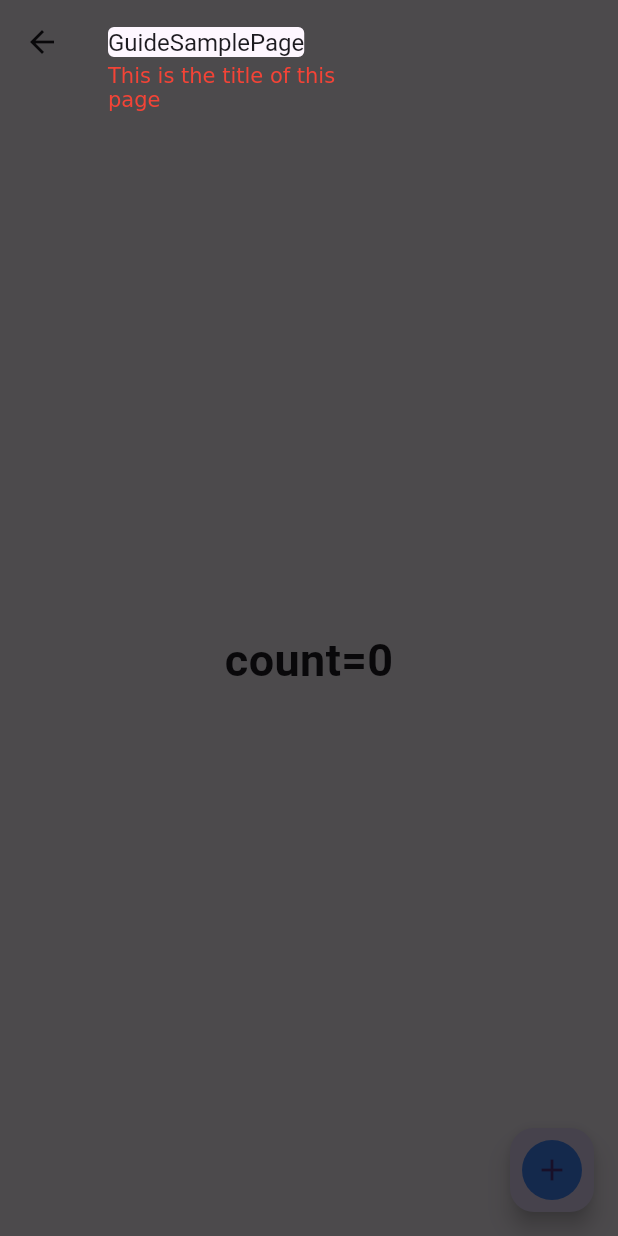
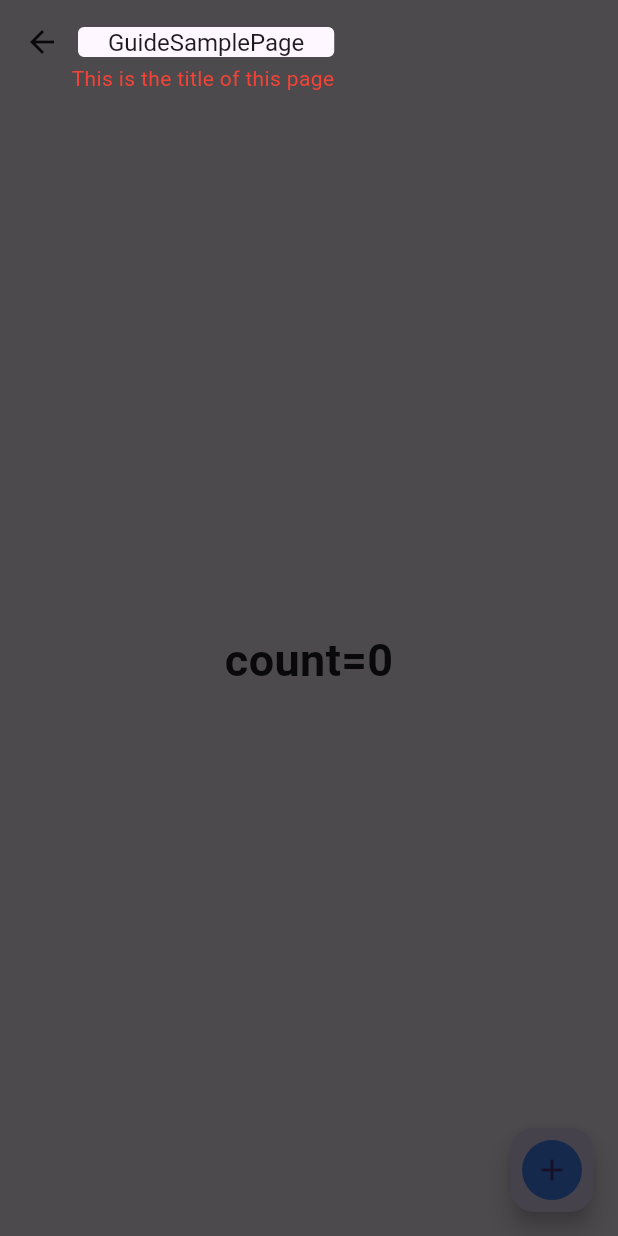
Before and after one commit to kpaxian7/feature_guider, a Flutter app: the SampleDetailPage screen opened directly, after a tap on the "add" icon, on a phone screen of 412 x 824 dp. Run offline on Flutter 3.47's test engine with Material 3 defaults, Android fonts, the phone set to English and light mode, and no system bars.

Commit message:
fix: replace description in painter  with masking_stack

```diff
--- a/example/lib/sample_detail_page.dart
+++ b/example/lib/sample_detail_page.dart
@@ -27,25 +27,29 @@ class _SampleDetailPageState extends State<SampleDetailPage> {
           opacity: 0.7, duration: const Duration(milliseconds: 200));
       guideManager!.prepare([
         GuideItem(
-          description: "Click here to go back",
+          descriptionText: "Click here to go back",
+          descriptionStyle: TextStyle(color: Colors.white),
           toGuideKey: keyAppBarBack,
-          padding: EdgeInsets.zero,
+          position: DescriptionPosition.alignBottomLeft,
         ),
         GuideItem(
-            description: "This is the title of this page",
-            toGuideKey: keyAppBarTitle,
-            padding: EdgeInsets.zero,
-            descriptionStyle: TextStyle(color: Colors.red)),
-        GuideItem(
-          description: "The area of the 'count' displayed",
-          toGuideKey: keyCountDisplay,
-          padding: EdgeInsets.zero,
+          descriptionText: "This is the title of this page",
+          toGuideKey: keyAppBarTitle,
+          padding: EdgeInsets.only(left: 20, right: 20),
+          descriptionStyle: TextStyle(color: Colors.red),
+          position: DescriptionPosition.alignBottomRight,
         ),
         GuideItem(
-          description: "Click here to increase the 'count'",
+            descriptionText: "The area of the 'count' displayed",
+            toGuideKey: keyCountDisplay,
+            padding: EdgeInsets.zero,
+            position: DescriptionPosition.alignTopLeft),
+        GuideItem(
+          descriptionText: "Click here to increase the 'count'",
           toGuideKey: keyCountIncrease,
           padding: const EdgeInsets.all(5),
           borderRadius: const BorderRadius.all(Radius.circular(50)),
+          position: DescriptionPosition.alignTopRight,
         ),
       ]);
       guideManager!.show();
--- a/lib/guide_item.dart
+++ b/lib/guide_item.dart
@@ -1,8 +1,11 @@
 import 'package:flutter/material.dart';
 
 class GuideItem {
-  /// Description for single feature item
-  String description;
+  /// Description text for single feature item
+  String? descriptionText;
+
+  /// Description widget for single feature item
+  Widget? descriptionWidget;
 
   /// The key of the widget to be highlighted for guidance, used to calculate position (or you can use a fixed Rect to define the position)
   GlobalKey? toGuideKey;
@@ -29,25 +32,27 @@ class GuideItem {
   BorderRadius borderRadius;
 
   /// The interval between description and guidance area.
-  double textInterval;
+  double descriptionInterval;
 
   GuideItem({
-    required this.description,
+    this.descriptionText,
+    this.descriptionWidget,
     this.toGuideKey,
     this.toGuideRect,
     this.position = DescriptionPosition.auto,
     this.descriptionStyle = const TextStyle(),
     this.padding = EdgeInsets.zero,
     this.borderRadius = const BorderRadius.all(Radius.circular(4)),
-    this.textInterval = 4,
-  });
+    this.descriptionInterval = 4,
+  }) : assert(descriptionText != null || descriptionWidget != null,
+            "Either 'descriptionText' or 'descriptionWidget' must be provided. Neither can be null.");
 }
 
 enum DescriptionPosition {
   screenCenter,
-  areaTopCenter,
-  areaTopFit,
-  areaBottomCenter,
-  areaBottomFit,
+  alignTopLeft,
+  alignTopRight,
+  alignBottomLeft,
+  alignBottomRight,
   auto,
 }
--- a/lib/guide_manager.dart
+++ b/lib/guide_manager.dart
@@ -1,5 +1,6 @@
 import 'package:feature_guider/guide_item.dart';
 import 'package:feature_guider/render/masking_painter.dart';
+import 'package:feature_guider/render/masking_stack.dart';
 import 'package:feature_guider/render/model/masking_option.dart';
 import 'package:flutter/material.dart';
 
@@ -27,7 +28,7 @@ class GuideManager {
     _overlayDescArray.clear();
     for (GuideItem item in guiderWidgetList) {
       assert(item.toGuideKey != null || item.toGuideRect != null,
-          "Either 'toGuideKey' or 'toGuideRect' must be provided; both cannot be null.");
+          "Either 'toGuideKey' or 'toGuideRect' must be provided. Neither can be null.");
       if (item.toGuideKey is GlobalKey) {
         _assembleLTRBFromKey(item);
       }
@@ -62,13 +63,13 @@ class GuideManager {
       r = l + widgetWidth;
     }
     _overlayDescArray.add(MaskingOption(
-      item.description,
+      item.descriptionText ?? "",
       Rect.fromLTRB(l, t, r, b),
       item.position,
       item.descriptionStyle,
       item.padding,
       item.borderRadius,
-      item.textInterval,
+      item.descriptionInterval,
     ));
   }
 
@@ -83,13 +84,13 @@ class GuideManager {
     r = item.toGuideRect!.right;
     b = item.toGuideRect!.bottom;
     _overlayDescArray.add(MaskingOption(
-      item.description,
+      item.descriptionText ?? "",
       Rect.fromLTRB(l, t, r, b),
       item.position,
       item.descriptionStyle,
       item.padding,
       item.borderRadius,
-      item.textInterval,
+      item.descriptionInterval,
     ));
   }
 
@@ -177,20 +178,39 @@ class _GuiderOverlayContainerState extends State<GuiderOverlayContainer>
 
   @override
   Widget build(BuildContext context) {
+    print("show ==  ${start?.overlayDesc}");
+    print("next ==  ${next?.overlayDesc}");
+
     return start == null && next == null
         ? Container()
         : GestureDetector(
             onTap: () {
               _guideContinue();
             },
-            child: CustomPaint(
-              size: Size(
-                MediaQuery.of(context).size.width,
-                MediaQuery.of(context).size.height,
-              ),
-              painter: MaskingPainter(start!, animController!,
-                  next: next, opacity: widget.opacity),
+            child: MaskingStack(
+              show: start!,
+              controller: animController!,
+              next: next,
+              opacity: widget.opacity,
             ),
           );
   }
+// @override
+// Widget build(BuildContext context) {
+//   return start == null && next == null
+//       ? Container()
+//       : GestureDetector(
+//           onTap: () {
+//             _guideContinue();
+//           },
+//           child: CustomPaint(
+//             size: Size(
+//               MediaQuery.of(context).size.width,
+//               MediaQuery.of(context).size.height,
+//             ),
+//             painter: MaskingPainter(start!, animController!,
+//                 next: next, opacity: widget.opacity),
+//           ),
+//         );
+// }
 }
--- a/lib/render/masking_painter.dart
+++ b/lib/render/masking_painter.dart
@@ -2,7 +2,7 @@ import 'dart:ui' as ui;
 
 import 'package:feature_guider/guide_item.dart';
 import 'package:feature_guider/render/model/masking_option.dart';
-import 'package:feature_guider/render/utils.dart';
+import 'package:feature_guider/utils.dart';
 import 'package:flutter/material.dart';
 
 class MaskingPainter extends CustomPainter {
@@ -25,7 +25,7 @@ class MaskingPainter extends CustomPainter {
   @override
   void paint(Canvas canvas, Size size) {
     _drawMasking(canvas, size);
-    _drawDescription(canvas, size);
+    // _drawDescription(canvas, size);
   }
 
   _drawMasking(Canvas canvas, Size size) {
@@ -36,22 +36,26 @@ class MaskingPainter extends CustomPainter {
 
     left = show.drawRect.left - show.rectPadding.left;
     if (next != null) {
-      left = left + (next!.drawRect.left - left) * controller.value;
+      double nextLeft = next!.drawRect.left - next!.rectPadding.left;
+      left = left + (nextLeft - left) * controller.value;
     }
 
     top = show.drawRect.top - show.rectPadding.top;
     if (next != null) {
-      top = top + (next!.drawRect.top - top) * controller.value;
+      double nextTop = next!.drawRect.top - next!.rectPadding.top;
+      top = top + (nextTop - top) * controller.value;
     }
 
     right = show.drawRect.right + show.rectPadding.right;
     if (next != null) {
-      right = right + (next!.drawRect.right - right) * controller.value;
+      double nextRight = next!.drawRect.right + next!.rectPadding.right;
+      right = right + (nextRight - right) * controller.value;
     }
 
     bottom = show.drawRect.bottom + show.rectPadding.bottom;
     if (next != null) {
-      bottom = bottom + (next!.drawRect.bottom - bottom) * controller.value;
+      double nextBottom = next!.drawRect.bottom + next!.rectPadding.bottom;
+      bottom = bottom + (nextBottom - bottom) * controller.value;
     }
 
     final outerPath = Path()
@@ -113,17 +117,17 @@ class MaskingPainter extends CustomPainter {
     double offsetX = 0;
     double offsetY = 0;
 
-    bool endOverflow = left + descWidth > size.width;
+    // bool endOverflow = left + descWidth > size.width;
 
     double interval = show.descInterval;
 
     switch (show.position) {
       case DescriptionPosition.auto:
+        offsetX = left;
         if (widgetCenterY > size.height / 2) {
-          offsetX = endOverflow ? right - descWidth : left;
           offsetY = top - descHeight - interval;
+          // offsetX = endOverflow ? right - descWidth : left;
         } else {
-          offsetX = endOverflow ? right - descWidth : left;
           offsetY = bottom + interval;
         }
         break;
@@ -131,20 +135,20 @@ class MaskingPainter extends CustomPainter {
         offsetX = (size.width - descWidth) / 2;
         offsetY = (size.height - descHeight) / 2;
         break;
-      case DescriptionPosition.areaTopCenter:
-        offsetX = widgetCenterX - descWidth / 2;
+      case DescriptionPosition.alignTopLeft:
+        offsetX = left;
         offsetY = top - descHeight - interval;
         break;
-      case DescriptionPosition.areaTopFit:
-        offsetX = endOverflow ? right - descWidth : left;
+      case DescriptionPosition.alignTopRight:
+        offsetX = right - descWidth;
         offsetY = top - descHeight - interval;
         break;
-      case DescriptionPosition.areaBottomCenter:
-        offsetX = widgetCenterX - descWidth / 2;
+      case DescriptionPosition.alignBottomLeft:
+        offsetX = left;
         offsetY = bottom + interval;
         break;
-      case DescriptionPosition.areaBottomFit:
-        offsetX = endOverflow ? right - descWidth : left;
+      case DescriptionPosition.alignBottomRight:
+        offsetX = right - descWidth;
         offsetY = bottom + interval;
         break;
     }
--- /dev/null
+++ b/lib/render/masking_stack.dart
@@ -0,0 +1,154 @@
+import 'package:feature_guider/guide_item.dart';
+import 'package:feature_guider/render/masking_painter.dart';
+import 'package:feature_guider/render/model/masking_option.dart';
+import 'package:flutter/material.dart';
+
+class MaskingStack extends StatefulWidget {
+  final MaskingOption show;
+
+  final MaskingOption? next;
+
+  final AnimationController controller;
+
+  final double? opacity;
+
+  const MaskingStack({
+    required this.show,
+    required this.controller,
+    this.next,
+    this.opacity,
+    super.key,
+  });
+
+  @override
+  State<MaskingStack> createState() => _MaskingStackState();
+}
+
+class _MaskingStackState extends State<MaskingStack> {
+  MaskingOption get show {
+    return widget.show;
+  }
+
+  MaskingOption? get next {
+    return widget.next;
+  }
+
+  AnimationController get controller {
+    return widget.controller;
+  }
+
+  double get opacity {
+    return widget.opacity ?? 0.4;
+  }
+
+  @override
+  void didChangeDependencies() {
+    super.didChangeDependencies();
+  }
+
+  @override
+  Widget build(BuildContext context) {
+    return Stack(
+      children: [
+        buildMaskingBackground(context),
+        buildMaskingDescription(context),
+      ],
+    );
+  }
+
+  Widget buildMaskingBackground(BuildContext context) {
+    return Positioned.fill(
+        child: CustomPaint(
+      size: Size(
+        MediaQuery.of(context).size.width,
+        MediaQuery.of(context).size.height,
+      ),
+      painter: MaskingPainter(
+        show,
+        controller,
+        next: next,
+        opacity: opacity,
+      ),
+    ));
+  }
+
+  Widget buildMaskingDescription(BuildContext context) {
+    double top = show.drawRect.top - show.rectPadding.top;
+    double left = show.drawRect.left - show.rectPadding.left;
+    double right = show.drawRect.right + show.rectPadding.right;
+    double bottom = show.drawRect.bottom + show.rectPadding.bottom;
+    print(
+        "\ntop = $top"+
+        "\nleft = $left"+
+        "\nright = $right"+
+        "\nbottom = $bottom");
+
+    double? descriptionLeft;
+    double? descriptionTop;
+    double? descriptionRight;
+    double? descriptionBottom;
+
+    double widgetCenterX = left + (right - left) / 2;
+    double widgetCenterY = top + (bottom - top) / 2;
+
+    double screenHeight = MediaQuery.of(context).size.height;
+    double screenWidth = MediaQuery.of(context).size.width;
+
+    switch (show.position) {
+      case DescriptionPosition.auto:
+        descriptionLeft = left;
+        if (widgetCenterY > screenHeight / 2) {
+          descriptionTop = bottom + show.descInterval;
+        } else {
+          descriptionBottom = top + show.descInterval;
+        }
+        if (widgetCenterX > screenWidth / 2) {
+          descriptionLeft = left;
+        } else {
+          descriptionRight = right;
+        }
+        break;
+      case DescriptionPosition.screenCenter:
+        // offsetX = (size.width - descWidth) / 2;
+        // offsetY = (size.height - descHeight) / 2;
+        break;
+      case DescriptionPosition.alignTopLeft:
+        descriptionLeft = left;
+        descriptionBottom = (screenHeight - top) + show.descInterval;
+        break;
+      case DescriptionPosition.alignTopRight:
+        descriptionRight = screenWidth - right;
+        descriptionBottom = (screenHeight - top) + show.descInterval;
+        break;
+      case DescriptionPosition.alignBottomLeft:
+        descriptionLeft = left;
+        descriptionTop = bottom + show.descInterval;
+        break;
+      case DescriptionPosition.alignBottomRight:
+        descriptionRight = screenWidth - right;
+        descriptionTop = bottom + show.descInterval;
+        break;
+    }
+    print("show.position = ${show.position}, "
+        " \n descriptionLeft = $descriptionLeft"
+        " \n descriptionTop = $descriptionTop"
+        " \n descriptionRight = $descriptionRight"
+        " \n descriptionBottom = $descriptionBottom");
+
+    Widget actualDescriptionWidget = Material(
+      color: Colors.transparent,
+      child: Text(
+        show.overlayDesc,
+        style: show.overlayStyle,
+      ),
+    );
+
+    return Positioned(
+      left: descriptionLeft,
+      right: descriptionRight,
+      top: descriptionTop,
+      bottom: descriptionBottom,
+      child: actualDescriptionWidget,
+    );
+  }
+}
```
Also changed, not shown: lib/utils.dart (renamed from lib/render/utils.dart).
